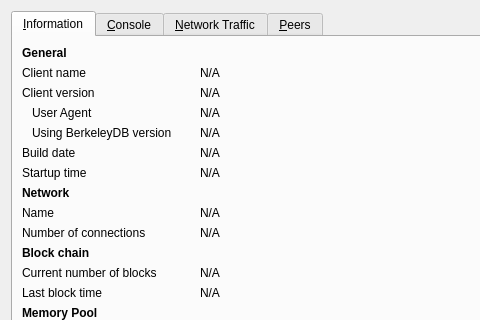
Above: src/qt/forms/debugwindow.ui from CoinBlack/blackcoin-more before the change; both pictures show x 0 to 480 and y 0 to 320 of the 740 by 460 pixel window. Below: the same form after it.
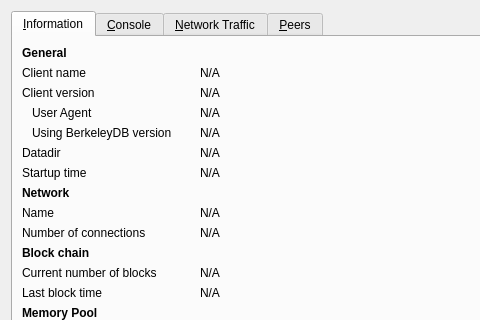
That is the form after the change. Icons and pictures are not drawn. Custom widgets are drawn as their Qt base class.

Commit message:
[Qt] Debug window: replace "Build date" with "Datadir"
The build date does only makes sense for custom/self-compiled bitcoin-core versions because we are using static build-dates for our deterministic release builds.
Having a quick option to get the current datadir is much more valuable for debug purposes.

```diff
--- a/src/qt/forms/debugwindow.ui
+++ b/src/qt/forms/debugwindow.ui
@@ -141,7 +141,7 @@
        <item row="5" column="0">
         <widget class="QLabel" name="label_12">
          <property name="text">
-          <string>Build date</string>
+          <string>Datadir</string>
          </property>
         </widget>
        </item>
```
Left out of the diff: 5 changed lines with no effect on the pictures. The commit also changes 3 other files.
